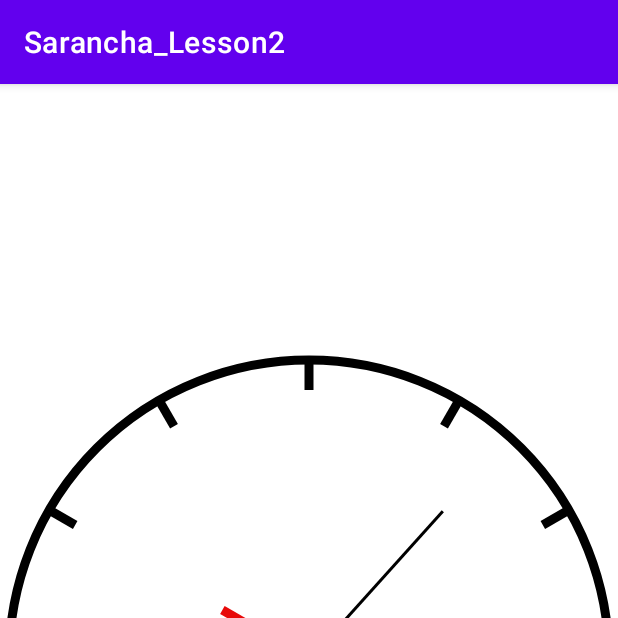
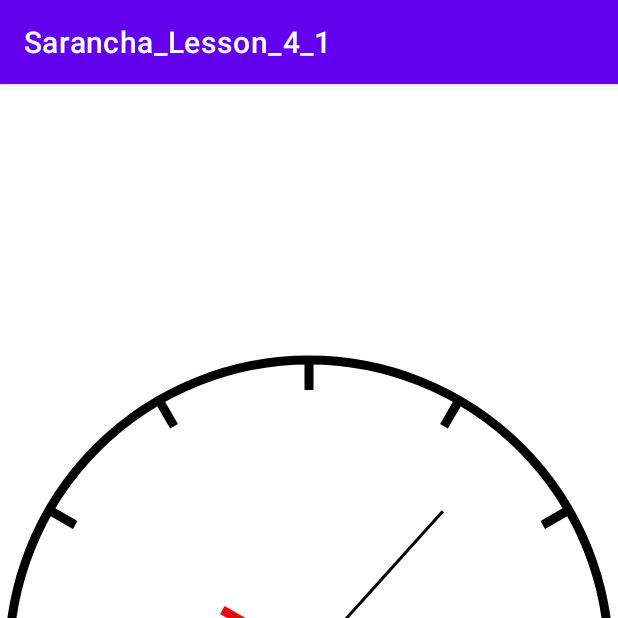
Before and after one commit to Danseren/Sarancha_Lesson2, an Android app: the screen it shows after launch (MainActivity), on a phone screen of 412 x 824 dp, the top half of it. Run offline under Robolectric (Android 15) with nearby library versions, the phone set to English and light mode, and no system bars.

Commit message:
Sarancha_Lesson_4_work | Рефакторинг

```diff
--- a/app/src/main/java/ru/aston/sarancha_lesson2/ClockView.kt
+++ b/app/src/main/java/ru/aston/sarancha_lesson2/ClockView.kt
@@ -235,7 +235,7 @@ class ClockView(
         const val HAND_CORNER = 90.0
 
         const val HOUR_HAND = Calendar.HOUR
-        const val MINUTE_HAND =  Calendar.MINUTE
+        const val MINUTE_HAND = Calendar.MINUTE
         const val SECOND_HAND = Calendar.SECOND
     }
 }
--- a/app/src/main/res/layout/activity_main.xml
+++ b/app/src/main/res/layout/activity_main.xml
@@ -10,9 +10,9 @@
         android:id="@+id/clock"
         android:layout_width="wrap_content"
         android:layout_height="wrap_content"
+        app:layout_constraintBottom_toBottomOf="parent"
+        app:layout_constraintEnd_toEndOf="parent"
         app:layout_constraintStart_toStartOf="parent"
-        app:layout_constraintTop_toTopOf="parent"
-        app:layout_constraintEnd_toEndOf="parent"
-        app:layout_constraintBottom_toBottomOf="parent"/>
+        app:layout_constraintTop_toTopOf="parent" />
 
 </androidx.constraintlayout.widget.ConstraintLayout>
--- a/app/src/main/res/values/strings.xml
+++ b/app/src/main/res/values/strings.xml
@@ -1,3 +1,3 @@
 <resources>
-    <string name="app_name">Sarancha_Lesson2</string>
+    <string name="app_name">Sarancha_Lesson_4_1</string>
 </resources>
--- a/app/src/main/res/values/styles.xml
+++ b/app/src/main/res/values/styles.xml
@@ -1,5 +1,6 @@
 <?xml version="1.0" encoding="utf-8"?>
 <resources>
+
     <style name="DefaultClockStyle">
         <item name="clockColor">#FF000000</item>
         <item name="hourHandColor">#E80909</item>
--- a/app/src/main/res/values/themes.xml
+++ b/app/src/main/res/values/themes.xml
@@ -14,6 +14,4 @@
         <!-- Customize your theme here. -->
         <item name="clockStyle">@style/DefaultClockStyle</item>
     </style>
-
-
 </resources>
```
Also changed, not shown: app/src/main/res/values/attrs.xml (line endings or trailing spaces).
